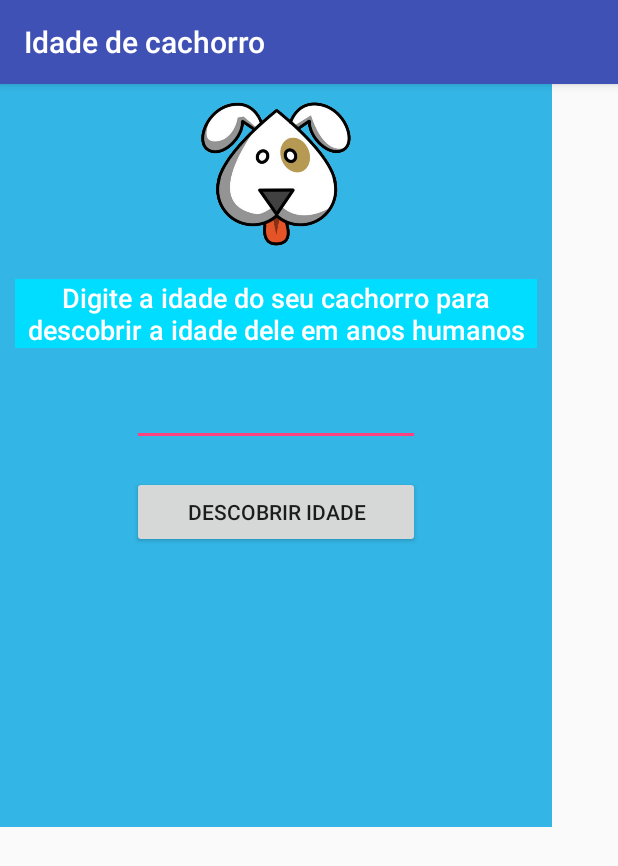
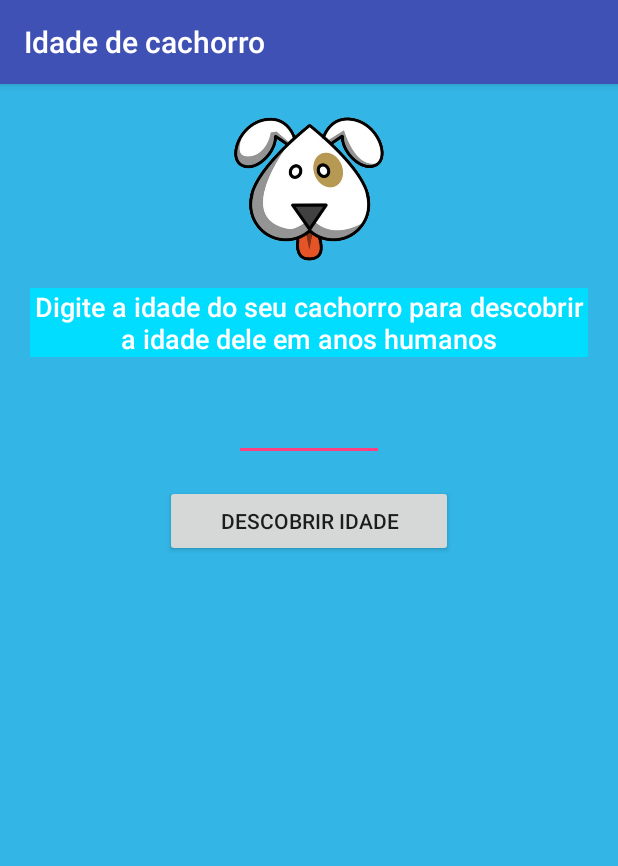
Before and after one commit to murilojatoba/Idadedecachorro, an Android app: the screen it shows after launch (MainActivity), on a phone screen of 412 x 824 dp. Shown: the top 866 px of the screen. Run offline under Robolectric (Android 15) with nearby library versions, the phone set to English and light mode, and no system bars.

Commit message:
Alteração para Constraint Layout.

```diff
--- a/app/src/main/res/layout/activity_main.xml
+++ b/app/src/main/res/layout/activity_main.xml
@@ -4,32 +4,25 @@
     xmlns:tools="http://schemas.android.com/tools"
     android:layout_width="match_parent"
     android:layout_height="match_parent"
+    android:background="@android:color/holo_blue_light"
+    android:padding="@dimen/espaço"
     tools:context="br.com.murilojatoba.idadedecachorro.MainActivity">
-
-    <LinearLayout
-        android:layout_width="368dp"
-        android:layout_height="495dp"
-        android:background="@android:color/holo_blue_light"
-        android:orientation="vertical"
-        android:padding="10dp"
-        tools:ignore="MissingConstraints"
-        tools:layout_editor_absoluteX="8dp"
-        tools:layout_editor_absoluteY="8dp">
 
     <ImageView
         android:id="@+id/imageView"
         android:layout_width="100dp"
         android:layout_height="100dp"
         android:layout_gravity="center"
-            android:layout_marginBottom="@dimen/espaço"
+        app:layout_constraintLeft_toLeftOf="parent"
+        app:layout_constraintRight_toRightOf="parent"
+        app:layout_constraintTop_toTopOf="parent"
         app:srcCompat="@drawable/cachorro"
         tools:ignore="ContentDescription" />
 
     <TextView
         android:id="@+id/textView"
-            android:layout_width="match_parent"
+        android:layout_width="0dp"
         android:layout_height="wrap_content"
-            android:layout_marginBottom="@dimen/espaço"
         android:background="@android:color/holo_blue_bright"
         android:clickable="false"
         android:cursorVisible="false"
@@ -37,28 +30,45 @@
         android:text="@string/label_idade"
         android:textAlignment="center"
         android:textAppearance="@android:style/TextAppearance.DeviceDefault.Medium"
-            android:textColor="@android:color/white" />
+        android:textColor="@android:color/white"
+        app:layout_constraintLeft_toLeftOf="parent"
+        app:layout_constraintRight_toRightOf="parent"
+        android:layout_marginTop="16dp"
+        app:layout_constraintTop_toBottomOf="@+id/imageView"
+        tools:ignore="TextViewEdits" />
 
     <EditText
         android:id="@+id/txtIdade"
-            android:layout_width="@android:dimen/thumbnail_width"
+        android:layout_width="@dimen/caixa_texto"
         android:layout_height="wrap_content"
         android:layout_gravity="center"
-            android:layout_marginBottom="@dimen/espaço"
+        android:layout_marginTop="24dp"
         android:ems="10"
-            android:inputType="number" />
+        android:inputType="number"
+        app:layout_constraintTop_toBottomOf="@+id/textView"
+        tools:ignore="MissingConstraints"
+        android:layout_marginLeft="0dp"
+        app:layout_constraintLeft_toLeftOf="parent"
+        android:layout_marginRight="0dp"
+        app:layout_constraintRight_toRightOf="parent" />
 
     <Button
         android:id="@+id/btnDescobrir"
-            android:layout_width="@android:dimen/thumbnail_width"
+        android:layout_width="192dp"
         android:layout_height="wrap_content"
         android:layout_gravity="center"
-            android:layout_marginBottom="@dimen/espaço"
-            android:text="@string/botao_descobrir" />
+        android:text="@string/botao_descobrir"
+        tools:ignore="RtlHardcoded"
+        android:layout_marginRight="0dp"
+        app:layout_constraintRight_toRightOf="parent"
+        android:layout_marginLeft="0dp"
+        app:layout_constraintLeft_toLeftOf="parent"
+        android:layout_marginTop="16dp"
+        app:layout_constraintTop_toBottomOf="@+id/txtIdade" />
 
     <TextView
         android:id="@+id/lblResultado"
-            android:layout_width="@android:dimen/thumbnail_width"
+        android:layout_width="0dp"
         android:layout_height="wrap_content"
         android:layout_gravity="center"
         android:clickable="false"
@@ -66,7 +76,11 @@
         android:focusable="false"
         android:textAlignment="center"
         android:textAppearance="@android:style/TextAppearance.DeviceDefault.Large"
-            android:textColor="@android:color/white" />
+        android:textColor="@android:color/white"
+        app:layout_constraintRight_toRightOf="parent"
+        app:layout_constraintLeft_toLeftOf="parent"
+        tools:ignore="TextViewEdits"
+        android:layout_marginTop="32dp"
+        app:layout_constraintTop_toBottomOf="@+id/btnDescobrir" />
 
-    </LinearLayout>
 </android.support.constraint.ConstraintLayout>
--- a/app/src/main/res/values/dimens.xml
+++ b/app/src/main/res/values/dimens.xml
@@ -1,4 +1,5 @@
 <?xml version="1.0" encoding="utf-8"?>
 <resources>
     <dimen name="espaço">20dp</dimen>
+    <dimen name="caixa_texto">100dp</dimen>
 </resources>
```
Lines whose indentation alone changed are shown as unchanged.
